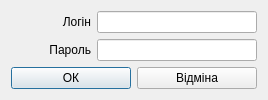
This is authdialog.ui in CreatorBooMGit/SShop as Qt 5 draws it before an edit. The edited form follows.
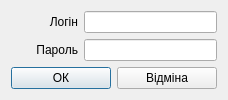
This is the edited form. Icons and pictures are not drawn.

```diff
--- a/authdialog.ui
+++ b/authdialog.ui
@@ -6,7 +6,7 @@
    <rect>
     <x>0</x>
     <y>0</y>
-    <width>266</width>
+    <width>226</width>
     <height>97</height>
    </rect>
   </property>
@@ -42,7 +42,11 @@
     </widget>
    </item>
    <item row="1" column="1">
-    <widget class="QLineEdit" name="passwordEdit"/>
+    <widget class="QLineEdit" name="passwordEdit">
+     <property name="echoMode">
+      <enum>QLineEdit::Password</enum>
+     </property>
+    </widget>
    </item>
    <item row="2" column="0" colspan="2">
     <layout class="QHBoxLayout" name="horizontalLayout">
@@ -50,13 +54,13 @@
       <widget class="QPushButton" name="confirmButton">
        <property name="minimumSize">
         <size>
-         <width>120</width>
+         <width>100</width>
          <height>0</height>
         </size>
        </property>
        <property name="maximumSize">
         <size>
-         <width>120</width>
+         <width>100</width>
          <height>16777215</height>
         </size>
        </property>
@@ -75,13 +79,13 @@
       <widget class="QPushButton" name="cancelButton">
        <property name="minimumSize">
         <size>
-         <width>120</width>
+         <width>100</width>
          <height>0</height>
         </size>
        </property>
        <property name="maximumSize">
         <size>
-         <width>120</width>
+         <width>100</width>
          <height>16777215</height>
         </size>
        </property>
```
